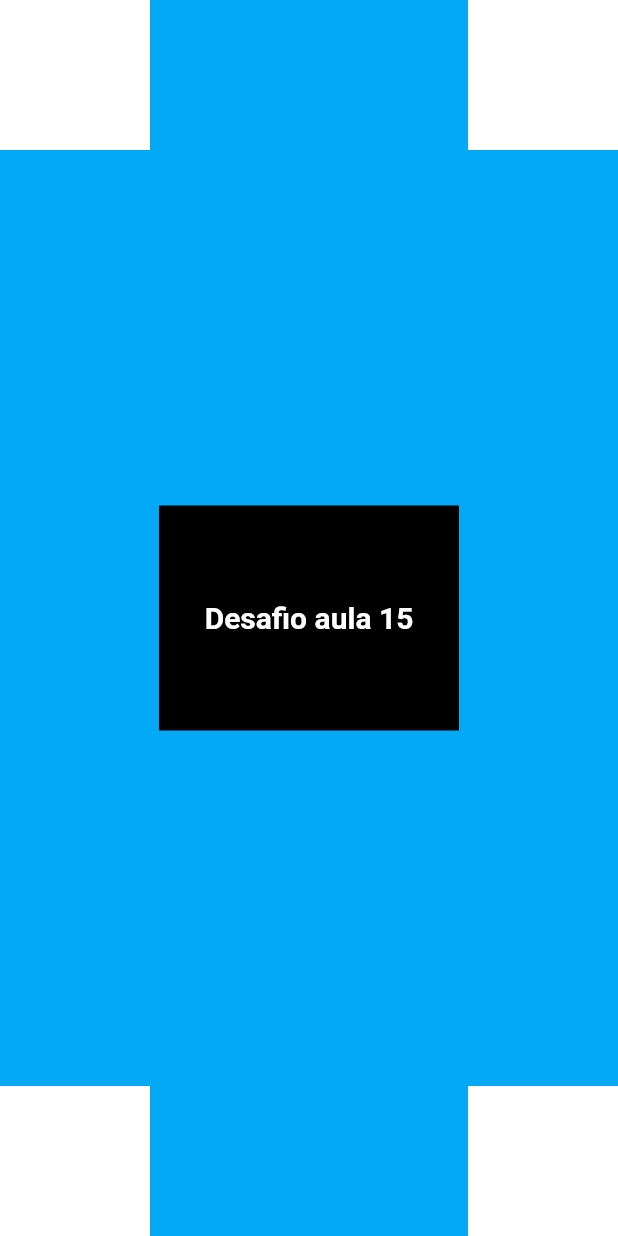
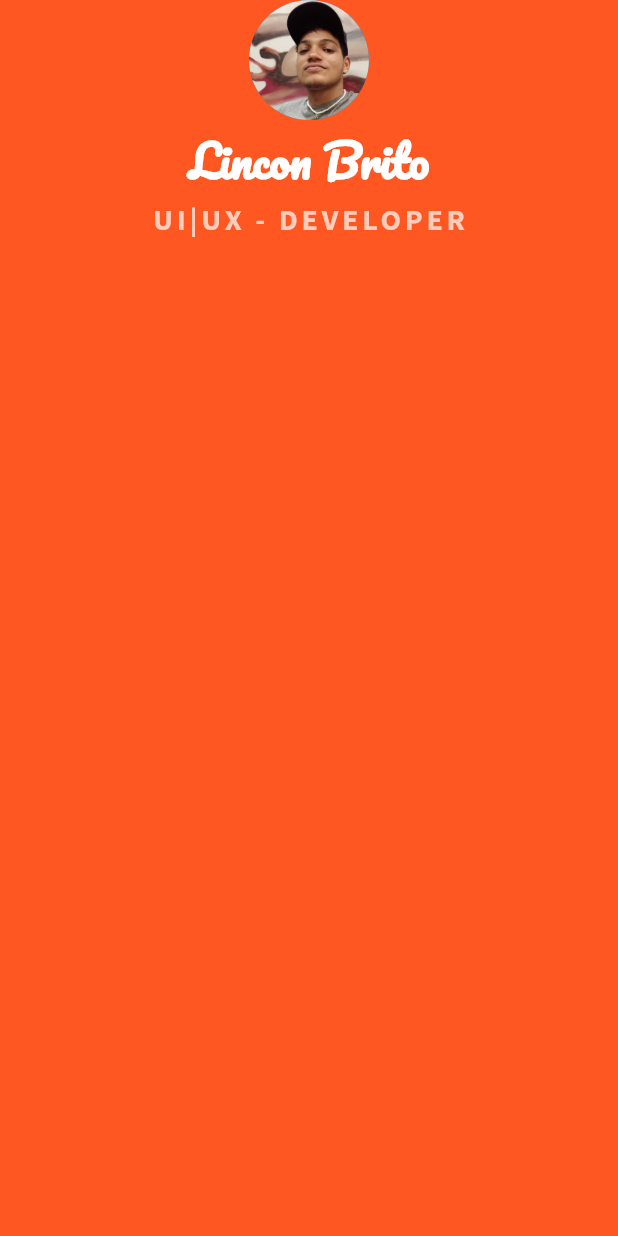
Before and after one commit to LinconjBrito/mycard, a Flutter app: the screen it shows after launch, on a phone screen of 412 x 824 dp. Run offline on Flutter 3.47's test engine with Material 2 defaults, Android fonts, the phone set to English and light mode, and no system bars.

Commit message:
Entrando de vez no que a video aula vai trazer como desafio; Além de ter aprendindo como inserir fontes

```diff
--- a/lib/main.dart
+++ b/lib/main.dart
@@ -1,73 +1,42 @@
 import 'package:flutter/material.dart';
 
 void main() {
-  runApp(const MyApp());
+  runApp(const MeuApp());
 }
 
-// criando uma classe stateless para poder utilizar os recursos de hotreload
-
-class MyApp extends StatelessWidget {
-  const MyApp({super.key});
+class MeuApp extends StatelessWidget {
+  const MeuApp({super.key});
 
   @override
   Widget build(BuildContext context) {
     return MaterialApp(
       home: Scaffold(
-        backgroundColor: Colors.lightBlue,
+        backgroundColor: Colors.deepOrange,
         body: SafeArea(
-          child: Stack(
-            children: [
-              Column(
-                mainAxisAlignment: MainAxisAlignment.spaceBetween,
-                crossAxisAlignment: CrossAxisAlignment.end,
-                children: [
-                  Container(
-                    width: 100,
-                    height: 100,
-                    color: Colors.white,
-                  ),
-                  Container(
-                    width: 100,
-                    height: 100,
-                    color: Colors.white,
-                  )
-                ],
-              ),
-              Column(
-                mainAxisAlignment: MainAxisAlignment.spaceBetween,
-                crossAxisAlignment: CrossAxisAlignment.end,
-                children: [
-                  Container(
-                    width: 100,
-                    height: 100,
-                    color: Colors.white,
-                  ),
-                  Container(
-                    width: double.infinity,
-                  ),
-                  Container(
-                    width: 100,
-                    height: 100,
-                    color: Colors.white,
-                  )
-                ],
-              ),
-              Center(
-                child: Container(
-                  width: 200,
-                  height: 150,
-                  color: Colors.black,
-                  child: const Center(
-                      child: Text(
-                    "Desafio aula 15",
-                    style: TextStyle(
-                        fontSize: 20,
-                        fontWeight: FontWeight.bold,
-                        color: Colors.white),
-                  )),
+          child: Center(
+            child: Column(
+              children: [
+                const CircleAvatar(
+                  radius: 40,
+                  backgroundImage: AssetImage('images/profile.jpg'),
                 ),
-              ),
-            ],
+               const Text(
+                  "Lincon Brito",
+                  style: TextStyle(
+                      fontFamily: 'Pacifico',
+                      fontSize: 30,
+                      fontWeight: FontWeight.bold,
+                      color: Colors.white),
+                ),
+                Text(
+                  "UI|UX - DEVELOPER",
+                  style: TextStyle(
+                      fontFamily: 'Source Sans',
+                      fontWeight: FontWeight.bold,
+                      fontSize: 20, letterSpacing: 2.5, color: Colors.deepOrange.shade100),
+                )
+              ],
+            ),
           ),
         ),
       ),
```
Also changed, not shown: pubspec.yaml (+12 -13 lines), fonts/Pacifico-Regular.ttf (added), fonts/SourceSans3-Italic.ttf (added), fonts/SourceSans3.ttf (added), images/profile.jpg (added), 1 other file.
